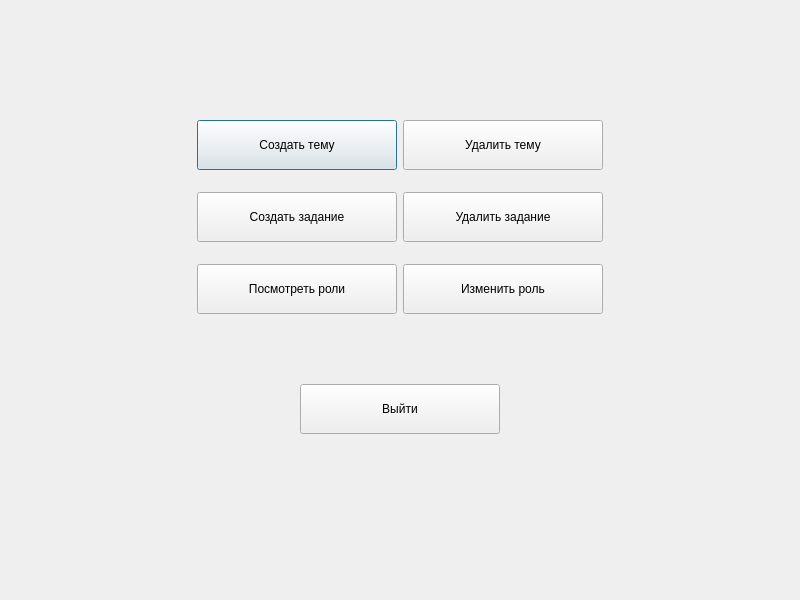
icspero/3-semester-CourseWork_Client, file adminwindow.ui: the form before one commit.
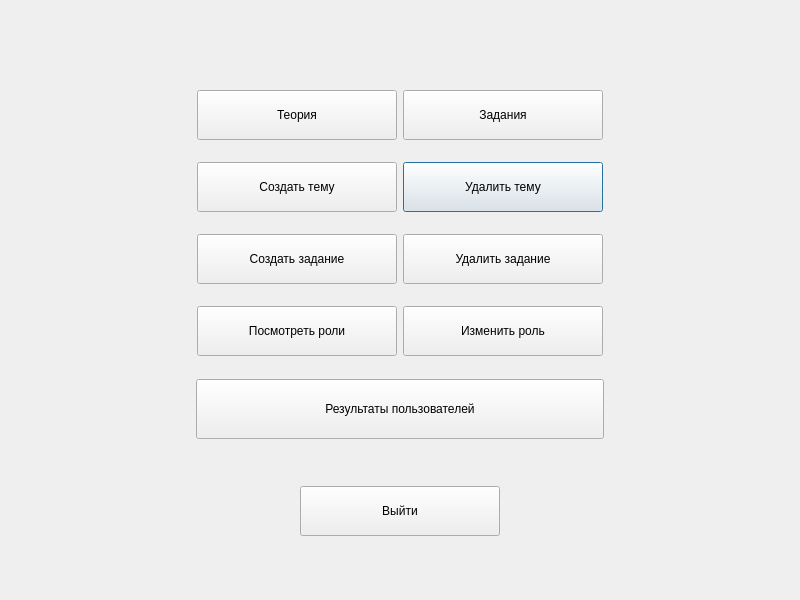
The form after the commit.

What changed in the file:
```diff
--- a/adminwindow.ui
+++ b/adminwindow.ui
@@ -25,7 +25,7 @@
      <property name="sizeHint" stdset="0">
       <size>
        <width>20</width>
-       <height>100</height>
+       <height>70</height>
       </size>
      </property>
     </spacer>
@@ -35,26 +35,7 @@
      <layout class="QVBoxLayout" name="verticalLayout_2">
       <item>
        <layout class="QFormLayout" name="formLayout">
-        <item row="2" column="0">
-         <widget class="QPushButton" name="addTopicButton">
-          <property name="sizePolicy">
-           <sizepolicy hsizetype="Fixed" vsizetype="Fixed">
-            <horstretch>0</horstretch>
-            <verstretch>0</verstretch>
-           </sizepolicy>
-          </property>
-          <property name="minimumSize">
-           <size>
-            <width>200</width>
-            <height>50</height>
-           </size>
-          </property>
-          <property name="text">
-           <string>Создать тему</string>
-          </property>
-         </widget>
-        </item>
-        <item row="2" column="1">
+        <item row="5" column="1">
          <widget class="QPushButton" name="addTopicButton_2">
           <property name="sizePolicy">
            <sizepolicy hsizetype="Fixed" vsizetype="Fixed">
@@ -73,7 +54,7 @@
           </property>
          </widget>
         </item>
-        <item row="4" column="0">
+        <item row="9" column="0">
          <widget class="QPushButton" name="addTopicButton_3">
           <property name="sizePolicy">
            <sizepolicy hsizetype="Fixed" vsizetype="Fixed">
@@ -92,7 +73,7 @@
           </property>
          </widget>
         </item>
-        <item row="4" column="1">
+        <item row="9" column="1">
          <widget class="QPushButton" name="addTopicButton_4">
           <property name="sizePolicy">
            <sizepolicy hsizetype="Fixed" vsizetype="Fixed">
@@ -111,7 +92,7 @@
           </property>
          </widget>
         </item>
-        <item row="6" column="0">
+        <item row="11" column="0">
          <widget class="QPushButton" name="addTopicButton_6">
           <property name="sizePolicy">
            <sizepolicy hsizetype="Fixed" vsizetype="Fixed">
@@ -130,7 +111,7 @@
           </property>
          </widget>
         </item>
-        <item row="6" column="1">
+        <item row="11" column="1">
          <widget class="QPushButton" name="addTopicButton_5">
           <property name="sizePolicy">
            <sizepolicy hsizetype="Fixed" vsizetype="Fixed">
@@ -149,7 +130,7 @@
           </property>
          </widget>
         </item>
-        <item row="3" column="0">
+        <item row="6" column="0">
          <spacer name="verticalSpacer">
           <property name="orientation">
            <enum>Qt::Vertical</enum>
@@ -165,7 +146,7 @@
           </property>
          </spacer>
         </item>
-        <item row="5" column="0">
+        <item row="10" column="0">
          <spacer name="verticalSpacer_2">
           <property name="orientation">
            <enum>Qt::Vertical</enum>
@@ -181,11 +162,119 @@
           </property>
          </spacer>
         </item>
+        <item row="5" column="0">
+         <widget class="QPushButton" name="addTopicButton">
+          <property name="sizePolicy">
+           <sizepolicy hsizetype="Fixed" vsizetype="Fixed">
+            <horstretch>0</horstretch>
+            <verstretch>0</verstretch>
+           </sizepolicy>
+          </property>
+          <property name="minimumSize">
+           <size>
+            <width>200</width>
+            <height>50</height>
+           </size>
+          </property>
+          <property name="text">
+           <string>Создать тему</string>
+          </property>
+         </widget>
+        </item>
+        <item row="3" column="0">
+         <widget class="QPushButton" name="pushButton_2">
+          <property name="sizePolicy">
+           <sizepolicy hsizetype="Fixed" vsizetype="Fixed">
+            <horstretch>0</horstretch>
+            <verstretch>0</verstretch>
+           </sizepolicy>
+          </property>
+          <property name="minimumSize">
+           <size>
+            <width>200</width>
+            <height>50</height>
+           </size>
+          </property>
+          <property name="text">
+           <string>Теория</string>
+          </property>
+         </widget>
+        </item>
+        <item row="4" column="0">
+         <spacer name="verticalSpacer_5">
+          <property name="orientation">
+           <enum>Qt::Vertical</enum>
+          </property>
+          <property name="sizeType">
+           <enum>QSizePolicy::Fixed</enum>
+          </property>
+          <property name="sizeHint" stdset="0">
+           <size>
+            <width>20</width>
+            <height>10</height>
+           </size>
+          </property>
+         </spacer>
+        </item>
+        <item row="3" column="1">
+         <widget class="QPushButton" name="pushButton_3">
+          <property name="sizePolicy">
+           <sizepolicy hsizetype="Fixed" vsizetype="Fixed">
+            <horstretch>0</horstretch>
+            <verstretch>0</verstretch>
+           </sizepolicy>
+          </property>
+          <property name="minimumSize">
+           <size>
+            <width>200</width>
+            <height>50</height>
+           </size>
+          </property>
+          <property name="text">
+           <string>Задания</string>
+          </property>
+         </widget>
+        </item>
        </layout>
       </item>
      </layout>
     </widget>
    </item>
+   <item alignment="Qt::AlignHCenter|Qt::AlignVCenter">
+    <widget class="QPushButton" name="pushButton_4">
+     <property name="sizePolicy">
+      <sizepolicy hsizetype="Fixed" vsizetype="Fixed">
+       <horstretch>0</horstretch>
+       <verstretch>0</verstretch>
+      </sizepolicy>
+     </property>
+     <property name="minimumSize">
+      <size>
+       <width>408</width>
+       <height>60</height>
+      </size>
+     </property>
+     <property name="text">
+      <string>Результаты пользователей</string>
+     </property>
+    </widget>
+   </item>
+   <item>
+    <spacer name="verticalSpacer_6">
+     <property name="orientation">
+      <enum>Qt::Vertical</enum>
+     </property>
+     <property name="sizeType">
+      <enum>QSizePolicy::Fixed</enum>
+     </property>
+     <property name="sizeHint" stdset="0">
+      <size>
+       <width>20</width>
+       <height>20</height>
+      </size>
+     </property>
+    </spacer>
+   </item>
    <item alignment="Qt::AlignHCenter|Qt::AlignVCenter">
     <widget class="QPushButton" name="pushButton">
      <property name="sizePolicy">
@@ -216,7 +305,7 @@
      <property name="sizeHint" stdset="0">
       <size>
        <width>20</width>
-       <height>100</height>
+       <height>40</height>
       </size>
      </property>
     </spacer>
```
